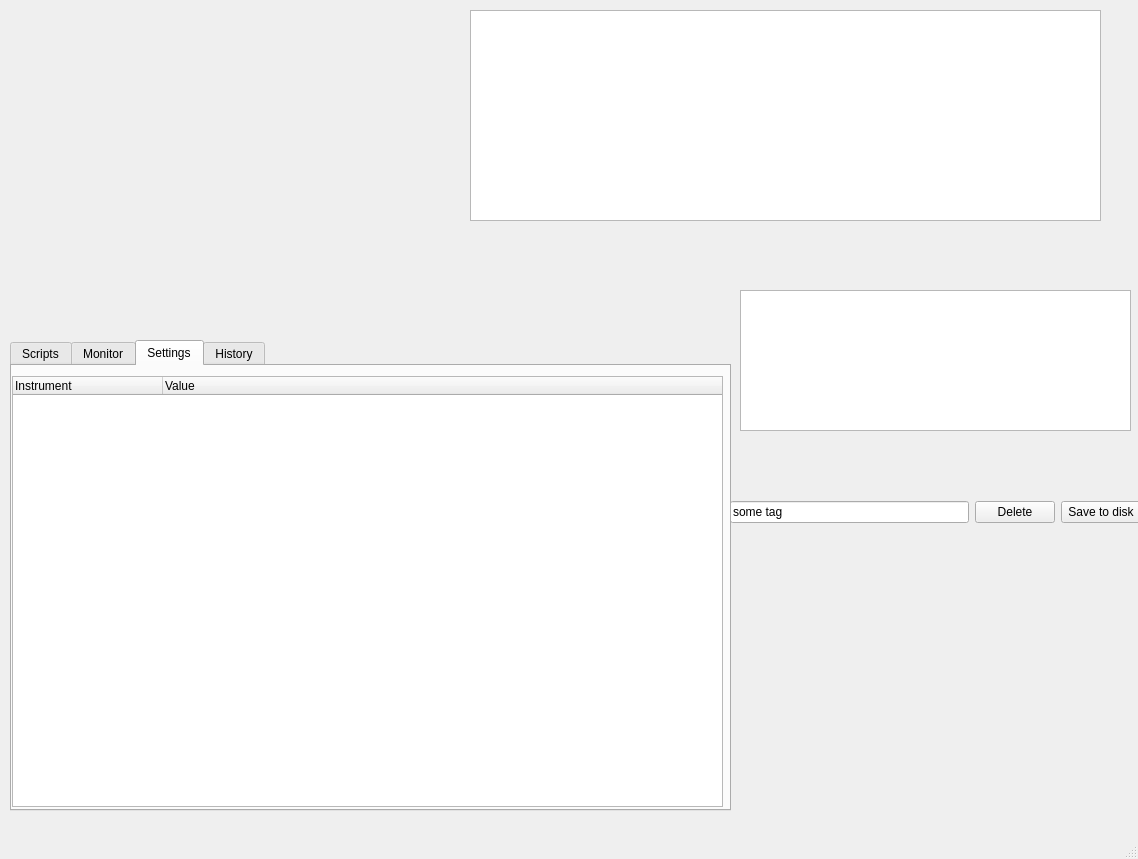
First picture: the form in src/core/basic_application_window.ui, repository LISE-B26/pylabcontrol, before the edit.
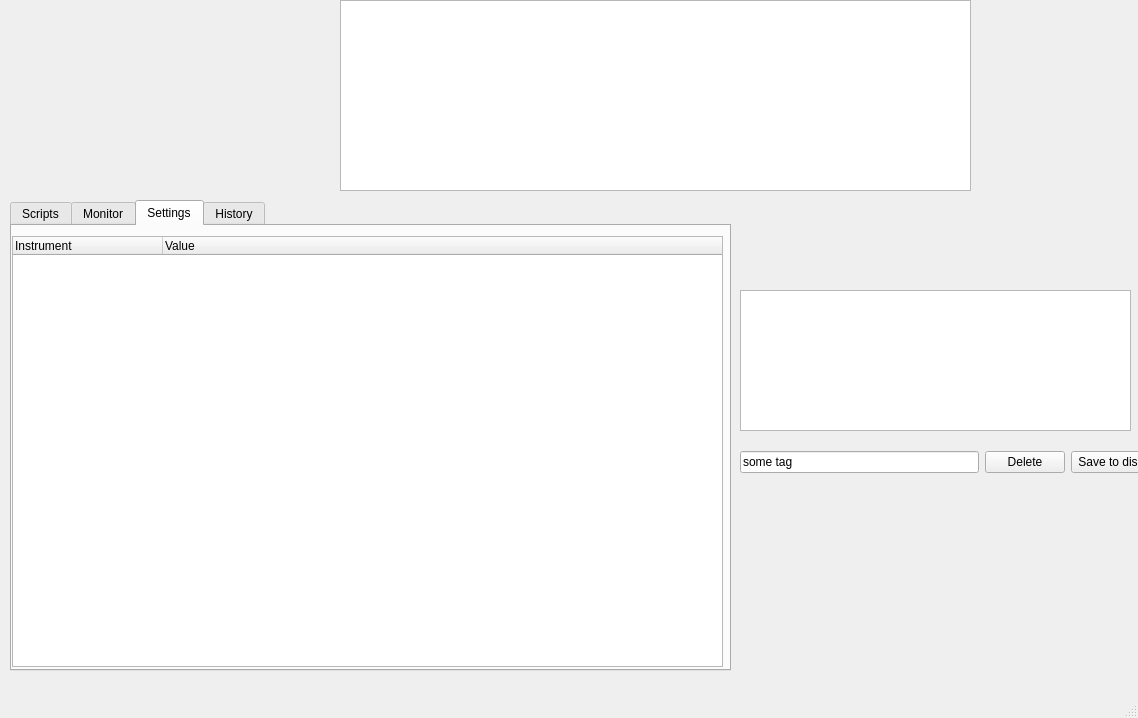
Second picture: the form after the edit. Custom widgets are drawn as their Qt base class.

What changed in the file:
```diff
--- a/src/core/basic_application_window.ui
+++ b/src/core/basic_application_window.ui
@@ -7,7 +7,7 @@
     <x>0</x>
     <y>0</y>
     <width>1138</width>
-    <height>859</height>
+    <height>718</height>
    </rect>
   </property>
   <property name="windowTitle">
@@ -33,8 +33,8 @@
    <widget class="QWidget" name="layoutWidget">
     <property name="geometry">
      <rect>
-      <x>730</x>
-      <y>500</y>
+      <x>740</x>
+      <y>450</y>
       <width>411</width>
       <height>25</height>
      </rect>
@@ -67,7 +67,7 @@
     <property name="geometry">
      <rect>
       <x>10</x>
-      <y>340</y>
+      <y>200</y>
       <width>721</width>
       <height>471</height>
      </rect>
@@ -280,20 +280,20 @@
    <widget class="MatplotlibWidget" name="matplotlibwidget">
     <property name="geometry">
      <rect>
-      <x>30</x>
-      <y>20</y>
-      <width>400</width>
-      <height>300</height>
+      <x>10</x>
+      <y>0</y>
+      <width>321</width>
+      <height>191</height>
      </rect>
     </property>
    </widget>
    <widget class="QListView" name="list_history">
     <property name="geometry">
      <rect>
-      <x>470</x>
-      <y>10</y>
+      <x>340</x>
+      <y>0</y>
       <width>631</width>
-      <height>211</height>
+      <height>191</height>
      </rect>
     </property>
    </widget>
```
